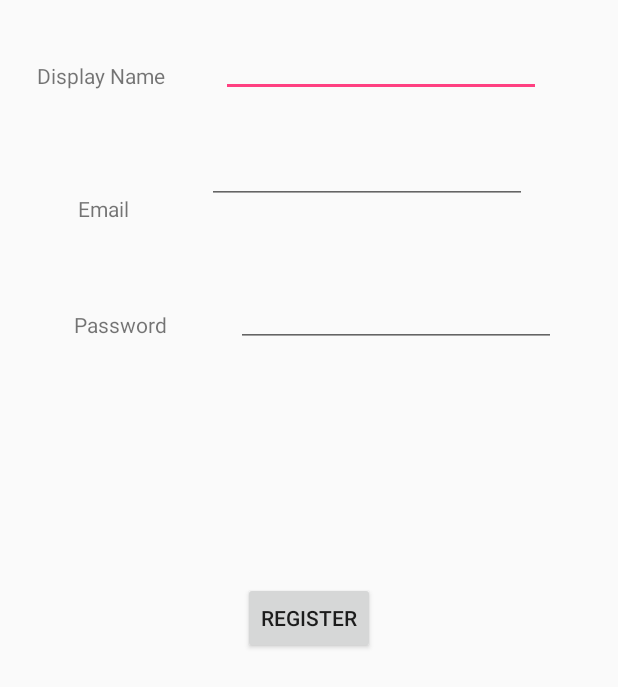
After one commit to ayushmandey97/RentPay, an Android app: the Register screen opened directly, with no data from a screen before it, on a phone screen of 412 x 824 dp. The commit adds this screen. Shown: the top 687 px of the screen. Run offline under Robolectric (Android 15) with nearby library versions, the phone set to English and light mode, and no system bars; our stand-ins replace Firebase (no records; nobody signed in at launch, a user with empty details on screens opened directly).

Commit message:
Integrated login,register

```diff
--- a/app/src/main/AndroidManifest.xml
+++ b/app/src/main/AndroidManifest.xml
@@ -20,6 +20,8 @@
         <activity android:name=".Chat.ChatActivity"></activity>
         <activity android:name=".Notification.NotificationActivity"></activity>
         <activity android:name=".Profile.ProfileActivity"></activity>
+        <activity android:name=".Login.LogIn"></activity>
+        <activity android:name=".Register.Register"></activity>
     </application>
 
 </manifest>
--- /dev/null
+++ b/app/src/main/java/com/example/ayushmandey/rentpay/Register/Register.java
@@ -0,0 +1,161 @@
+package com.example.ayushmandey.rentpay.Register;
+
+
+import android.app.ProgressDialog;
+import android.content.Intent;
+import android.support.annotation.NonNull;
+import android.support.v7.app.AppCompatActivity;
+import android.os.Bundle;
+import android.util.Log;
+import android.view.View;
+import android.widget.Button;
+import android.widget.EditText;
+import android.widget.Toast;
+
+import com.example.ayushmandey.rentpay.Login.LogIn;
+import com.example.ayushmandey.rentpay.R;
+import com.google.android.gms.tasks.OnCompleteListener;
+import com.google.android.gms.tasks.Task;
+import com.google.firebase.auth.AuthResult;
+import com.google.firebase.auth.FirebaseAuth;
+import com.google.firebase.auth.FirebaseUser;
+
+public class Register extends AppCompatActivity {
+
+    private Button Register;
+    private EditText name,emailr,rPassword;
+    private FirebaseAuth mAuth;
+    private ProgressDialog mLoginProgress;
+    //private int flag =0;
+    @Override
+    protected void onCreate(Bundle savedInstanceState) {
+        super.onCreate(savedInstanceState);
+        setContentView(R.layout.activity_register);
+        mAuth = FirebaseAuth.getInstance();
+        mLoginProgress = new ProgressDialog(this);
+        name = (EditText)Register.this.findViewById(R.id.editText4);
+        emailr =(EditText)Register.this.findViewById(R.id.editText6);
+        rPassword = (EditText)Register.this.findViewById(R.id.editText5);
+        Register = (Button) Register.this.findViewById(R.id.button6);
+        Register.setText("Register");
+        mAuth.signOut();
+
+
+
+        Register.setOnClickListener(new View.OnClickListener() {
+            @Override
+            public void onClick(View view) {
+                String displayName = name.getText().toString();
+                String email = emailr.getText().toString();
+                String password = rPassword.getText().toString();
+
+                if(displayName.equals("")||email.equals("")||password.equals("")){
+                    Toast.makeText(getApplicationContext(),"Fields cannot be left Blank!",Toast.LENGTH_SHORT).show();
+
+
+                }
+                else if(password.length()<6){
+                    Toast.makeText(getApplicationContext(),"Password should be of atleast 6 characters",Toast.LENGTH_SHORT).show();
+                }
+                else {
+                    mLoginProgress.setTitle("Registering");
+                    mLoginProgress.setMessage("Please wait while we check your credentials");
+                    mLoginProgress.setCanceledOnTouchOutside(false);
+                    mLoginProgress.show();
+                    register_user(displayName, email, password);
+                }
+            }
+        });
+
+
+
+    }
+
+    protected void register_user(String displayName, String email, String password) {
+        /*mAuth.createUserWithEmailAndPassword(email, password)
+                .addOnCompleteListener(this, new OnCompleteListener<AuthResult>() {
+                    @Override
+                    public void onComplete(@NonNull Task<AuthResult> task) {
+                        if (task.isSuccessful()) {
+                            // Sign in success, update UI with the signed-in user's information
+                            Log.d(TAG, "createUserWithEmail:success");
+                            FirebaseUser user = mAuth.getCurrentUser();
+                            updateUI(user);
+                        } else {
+                            // If sign in fails, display a message to the user.
+                            Log.w(TAG, "createUserWithEmail:failure", task.getException());
+                            Toast.makeText(EmailPasswordActivity.this, "Authentication failed.",
+                                    Toast.LENGTH_SHORT).show();
+                            updateUI(null);
+                        }
+
+                        // ...
+                    }
+                });*/
+//if(flag==0) {
+        mAuth.createUserWithEmailAndPassword(email, password).addOnCompleteListener(this, new OnCompleteListener<AuthResult>() {
+            @Override
+            public void onComplete(@NonNull Task<AuthResult> task) {
+                if (task.isSuccessful()) {
+
+                    sendEmailVerification();
+                } else {
+                    mLoginProgress.hide();
+                    Toast.makeText(getApplicationContext(), "User already Exists or Email not Verified", Toast.LENGTH_SHORT).show();
+                    mAuth.signOut();
+                }
+            }
+        });
+//} else {
+        //  FirebaseUser user = mAuth.getCurrentUser();
+
+        //verifyEmail(user);
+    }
+    //}
+
+    private void sendEmailVerification() {
+
+        FirebaseUser user = mAuth.getCurrentUser();
+        if(user!=null) {
+            user.sendEmailVerification()
+                    .addOnCompleteListener(this, new OnCompleteListener<Void>() {
+                        @Override
+                        public void onComplete(@NonNull Task<Void> task) {
+                            if (task.isSuccessful()) {
+                                Toast.makeText(getApplicationContext(), "Sign in again after Verification!", Toast.LENGTH_SHORT).show();
+                           /* Intent LogIn = new Intent(Register.this,LogIn.class);
+                            startActivity(LogIn);
+                            finish();*/
+                                mLoginProgress.dismiss();
+                                Intent login = new Intent (Register.this,LogIn.class);
+                                startActivity(login);
+                                finish();
+                                //Register.setText("LogIn");
+                                //verifyEmail();
+
+
+                            } else {
+                                mLoginProgress.hide();
+                                Toast.makeText(getApplicationContext(), "Failed to sent Verification Email!", Toast.LENGTH_SHORT).show();
+                                //FirebaseAuth.getInstance().signOut();
+                            }
+                        }
+                    });
+        }
+    }
+
+    /*private void verifyEmail(FirebaseUser user) {
+        //FirebaseUser user = mAuth.getCurrentUser();
+        if (user != null) {
+            if(user.isEmailVerified()) {
+                flag = 0;
+                Intent HomeActivity = new Intent(Register.this, HomeActivity.class);
+                startActivity(HomeActivity);
+                finish();
+            } else {
+                Toast.makeText(getApplicationContext(), "Email is not Verified", Toast.LENGTH_SHORT).show();
+                FirebaseAuth.getInstance().signOut();
+            }
+        }
+    }*/
+}
--- /dev/null
+++ b/app/src/main/res/layout/activity_register.xml
@@ -0,0 +1,122 @@
+<?xml version="1.0" encoding="utf-8"?>
+<android.support.constraint.ConstraintLayout xmlns:android="http://schemas.android.com/apk/res/android"
+    xmlns:app="http://schemas.android.com/apk/res-auto"
+    xmlns:tools="http://schemas.android.com/tools"
+    android:layout_width="match_parent"
+    android:layout_height="match_parent"
+    tools:context="com.example.ayushmandey.rentpay.Register">
+
+    <TextView
+        android:id="@+id/textView4"
+        android:layout_width="wrap_content"
+        android:layout_height="wrap_content"
+        android:layout_marginBottom="8dp"
+        android:layout_marginEnd="8dp"
+        android:layout_marginStart="8dp"
+        android:layout_marginTop="8dp"
+        android:text="Email"
+        app:layout_constraintBottom_toBottomOf="parent"
+        app:layout_constraintEnd_toEndOf="parent"
+        app:layout_constraintHorizontal_bias="0.122"
+        app:layout_constraintStart_toStartOf="parent"
+        app:layout_constraintTop_toTopOf="parent"
+        app:layout_constraintVertical_bias="0.154" />
+
+    <TextView
+        android:id="@+id/textView5"
+        android:layout_width="62dp"
+        android:layout_height="20dp"
+        android:layout_marginBottom="8dp"
+        android:layout_marginEnd="8dp"
+        android:layout_marginStart="8dp"
+        android:layout_marginTop="8dp"
+        android:text="Password"
+        app:layout_constraintBottom_toBottomOf="parent"
+        app:layout_constraintEnd_toEndOf="parent"
+        app:layout_constraintHorizontal_bias="0.124"
+        app:layout_constraintStart_toStartOf="parent"
+        app:layout_constraintTop_toTopOf="parent"
+        app:layout_constraintVertical_bias="0.252" />
+
+    <TextView
+        android:id="@+id/textView6"
+        android:layout_width="wrap_content"
+        android:layout_height="wrap_content"
+        android:layout_marginBottom="8dp"
+        android:layout_marginEnd="8dp"
+        android:layout_marginStart="8dp"
+        android:layout_marginTop="8dp"
+        android:text="Display Name"
+        app:layout_constraintBottom_toBottomOf="parent"
+        app:layout_constraintEnd_toEndOf="parent"
+        app:layout_constraintHorizontal_bias="0.053"
+        app:layout_constraintStart_toStartOf="parent"
+        app:layout_constraintTop_toTopOf="parent"
+        app:layout_constraintVertical_bias="0.041" />
+
+    <EditText
+        android:id="@+id/editText4"
+        android:layout_width="wrap_content"
+        android:layout_height="wrap_content"
+        android:layout_marginBottom="8dp"
+        android:layout_marginEnd="8dp"
+        android:layout_marginStart="8dp"
+        android:layout_marginTop="8dp"
+        android:ems="10"
+        android:inputType="textPersonName"
+        app:layout_constraintBottom_toBottomOf="parent"
+        app:layout_constraintEnd_toEndOf="parent"
+        app:layout_constraintHorizontal_bias="0.764"
+        app:layout_constraintStart_toStartOf="parent"
+        app:layout_constraintTop_toTopOf="parent"
+        app:layout_constraintVertical_bias="0.015" />
+
+    <EditText
+        android:id="@+id/editText5"
+        android:layout_width="wrap_content"
+        android:layout_height="wrap_content"
+        android:layout_marginBottom="8dp"
+        android:layout_marginEnd="8dp"
+        android:layout_marginStart="8dp"
+        android:layout_marginTop="8dp"
+        android:ems="10"
+        android:inputType="textPassword"
+        app:layout_constraintBottom_toBottomOf="parent"
+        app:layout_constraintEnd_toEndOf="parent"
+        app:layout_constraintHorizontal_bias="0.816"
+        app:layout_constraintStart_toStartOf="parent"
+        app:layout_constraintTop_toTopOf="parent"
+        app:layout_constraintVertical_bias="0.233" />
+
+    <EditText
+        android:id="@+id/editText6"
+        android:layout_width="wrap_content"
+        android:layout_height="wrap_content"
+        android:layout_marginBottom="8dp"
+        android:layout_marginEnd="8dp"
+        android:layout_marginStart="8dp"
+        android:layout_marginTop="8dp"
+        android:ems="10"
+        android:inputType="textEmailAddress"
+        app:layout_constraintBottom_toBottomOf="parent"
+        app:layout_constraintEnd_toEndOf="parent"
+        app:layout_constraintHorizontal_bias="0.712"
+        app:layout_constraintStart_toStartOf="parent"
+        app:layout_constraintTop_toTopOf="parent"
+        app:layout_constraintVertical_bias="0.108" />
+
+    <Button
+        android:id="@+id/button6"
+        android:layout_width="wrap_content"
+        android:layout_height="wrap_content"
+        android:layout_marginBottom="8dp"
+        android:layout_marginEnd="8dp"
+        android:layout_marginStart="8dp"
+        android:layout_marginTop="8dp"
+        android:text="Register"
+        app:layout_constraintBottom_toBottomOf="parent"
+        app:layout_constraintEnd_toEndOf="parent"
+        app:layout_constraintStart_toStartOf="parent"
+        app:layout_constraintTop_toTopOf="parent" />
+
+</android.support.constraint.ConstraintLayout>
--- a/build.gradle
+++ b/build.gradle
@@ -12,6 +12,7 @@ buildscript {
 
         // NOTE: Do not place your application dependencies here; they belong
         // in the individual module build.gradle files
+        classpath 'com.google.gms:google-services:3.1.0'
     }
 }
 
```
Also changed, not shown: app/build.gradle (+7 -0 lines), app/src/main/java/com/example/ayushmandey/rentpay/Home/HomeActivity.java (+26 -0 lines), app/src/main/java/com/example/ayushmandey/rentpay/Login/LogIn.java (added, +214 -0 lines), app/src/main/res/layout/activity_login.xml (added, +117 -0 lines), 1 other file.
